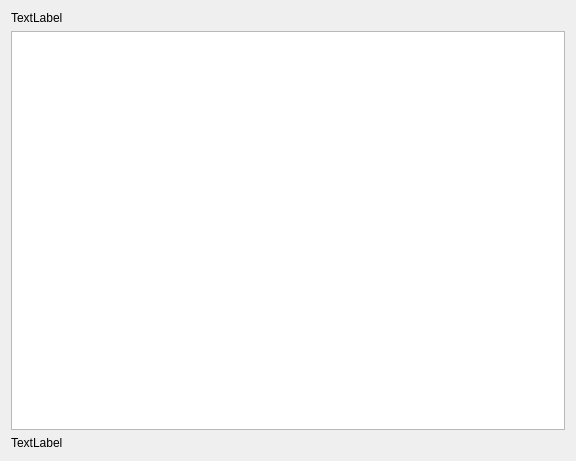
ecmwf/ecflow, file Viewer/ecflowUI/src/TimelineInfoWidget.ui: the form before one commit.
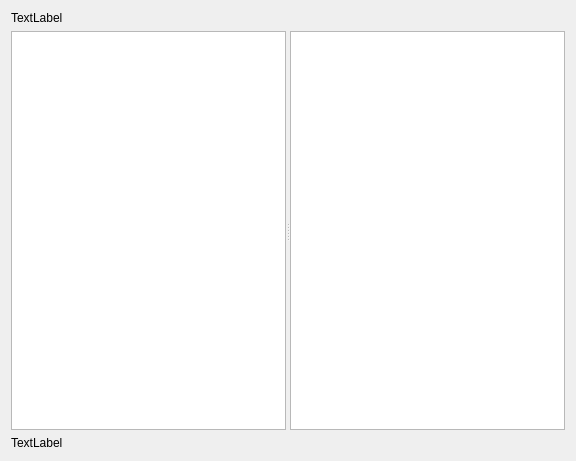
The form after the commit.

Commit message: ecFlowUI: add summary to timeline detailed view ECFLOW-1406

```diff
--- a/Viewer/ecflowUI/src/TimelineInfoWidget.ui
+++ b/Viewer/ecflowUI/src/TimelineInfoWidget.ui
@@ -13,7 +13,7 @@
   <property name="windowTitle">
    <string>Form</string>
   </property>
-  <layout class="QVBoxLayout" name="verticalLayout">
+  <layout class="QVBoxLayout" name="verticalLayout" stretch="0,1,0">
    <item>
     <widget class="QLabel" name="titleLabel">
      <property name="text">
@@ -22,6 +22,10 @@
     </widget>
    </item>
    <item>
+    <widget class="QSplitter" name="splitter">
+     <property name="orientation">
+      <enum>Qt::Horizontal</enum>
+     </property>
     <widget class="QTreeView" name="timeTree">
      <property name="rootIsDecorated">
       <bool>false</bool>
@@ -29,6 +33,8 @@
      <property name="uniformRowHeights">
       <bool>true</bool>
      </property>
+     </widget>
+     <widget class="QTextBrowser" name="summaryTe"/>
     </widget>
    </item>
    <item>
```
Lines whose indentation alone changed are shown as unchanged. The commit also changes 6 other files.
